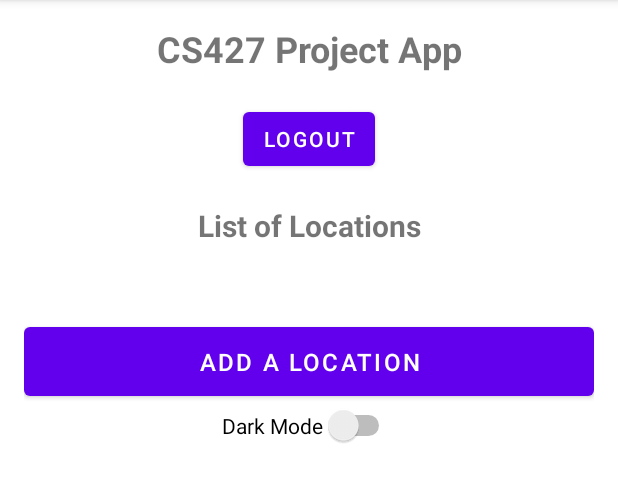
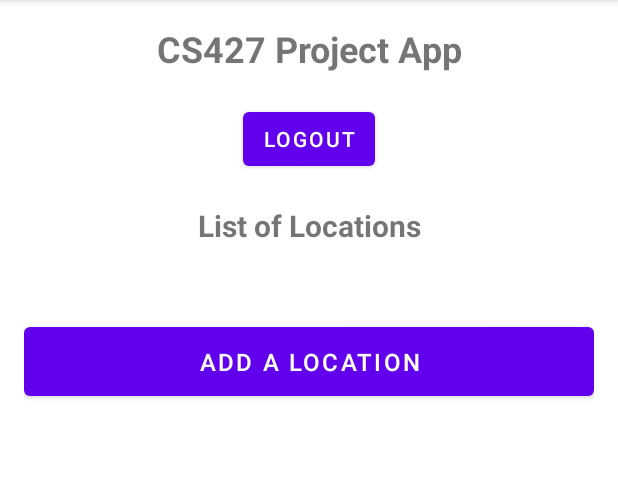
Before and after one commit to mehuloswal/CS427-Fall2024-TermProject-Team5, an Android app: the screen it shows after launch once a user with an empty profile is signed in (MainActivity), on a phone screen of 412 x 824 dp, the part 84-586 px from its top. Run offline under Robolectric (Android 15) with nearby library versions, the phone set to English and light mode, and no system bars; our stand-ins replace Firebase (no records; nobody signed in at launch, a user with empty details on screens opened directly), navigation-ui.

Commit message:
Refactor theme handling in MainActivity and AddLocation; update UI title to show username

```diff
--- a/app/src/main/java/edu/uiuc/cs427app/MainActivity.java
+++ b/app/src/main/java/edu/uiuc/cs427app/MainActivity.java
@@ -69,7 +69,7 @@ public class MainActivity extends AppCompatActivity implements View.OnClickListe
 
         auth = FirebaseAuth.getInstance();
         logoutBtn = findViewById(R.id.logout_btn);
-        themeSwitch = findViewById(R.id.themeSwitch);
+        // themeSwitch = findViewById(R.id.themeSwitch);
 
         user = auth.getCurrentUser();
         if (user == null) {
@@ -81,7 +81,7 @@ public class MainActivity extends AppCompatActivity implements View.OnClickListe
             applyThemeFromPreferences();
             loadCitiesFromServer(user.getEmail());
             String teamNumber = getString(R.string.app_name);
-            getSupportActionBar().setTitle(teamNumber + " - " + user.getEmail());
+            getSupportActionBar().setTitle(teamNumber + " - " + user.getEmail().split("@")[0]);
         }
 
         logoutBtn.setOnClickListener(new View.OnClickListener() {
@@ -100,17 +100,19 @@ public class MainActivity extends AppCompatActivity implements View.OnClickListe
         });
 
         // Set up the theme switch feature
-        SharedPreferences sharedPreferences = getSharedPreferences("settings", MODE_PRIVATE);
-        boolean isNightMode = sharedPreferences.getBoolean("night_mode", false);
-        themeSwitch.setChecked(isNightMode);
+        // SharedPreferences sharedPreferences = getSharedPreferences("settings",
+        // MODE_PRIVATE);
+        // boolean isNightMode = sharedPreferences.getBoolean("night_mode", false);
+        // themeSwitch.setChecked(isNightMode);
 
-        themeSwitch.setOnCheckedChangeListener((buttonView, isChecked) -> {
-            SharedPreferences.Editor editor = sharedPreferences.edit();
-            editor.putBoolean("night_mode", isChecked);
-            editor.apply();
-            AppCompatDelegate.setDefaultNightMode(
-                    isChecked ? AppCompatDelegate.MODE_NIGHT_YES : AppCompatDelegate.MODE_NIGHT_NO);
-        });
+        // themeSwitch.setOnCheckedChangeListener((buttonView, isChecked) -> {
+        // SharedPreferences.Editor editor = sharedPreferences.edit();
+        // editor.putBoolean("night_mode", isChecked);
+        // editor.apply();
+        // AppCompatDelegate.setDefaultNightMode(
+        // isChecked ? AppCompatDelegate.MODE_NIGHT_YES :
+        // AppCompatDelegate.MODE_NIGHT_NO);
+        // });
 
         // Initializing the UI components
         cityButtonMap = new HashMap<>();
--- a/app/src/main/res/layout/activity_main.xml
+++ b/app/src/main/res/layout/activity_main.xml
@@ -72,10 +72,10 @@
         android:padding="12dp"
         android:textSize="16sp"
         android:layout_marginTop="16dp" />
-    <Switch
+    <!-- <Switch
         android:id="@+id/themeSwitch"
         android:layout_width="wrap_content"
         android:layout_height="wrap_content"
-        android:text="Dark Mode" />
+        android:text="Dark Mode" /> -->
 
 </LinearLayout>
```
Also changed, not shown: app/src/main/java/edu/uiuc/cs427app/AddLocation.java (+17 -5 lines), 1 other file.
